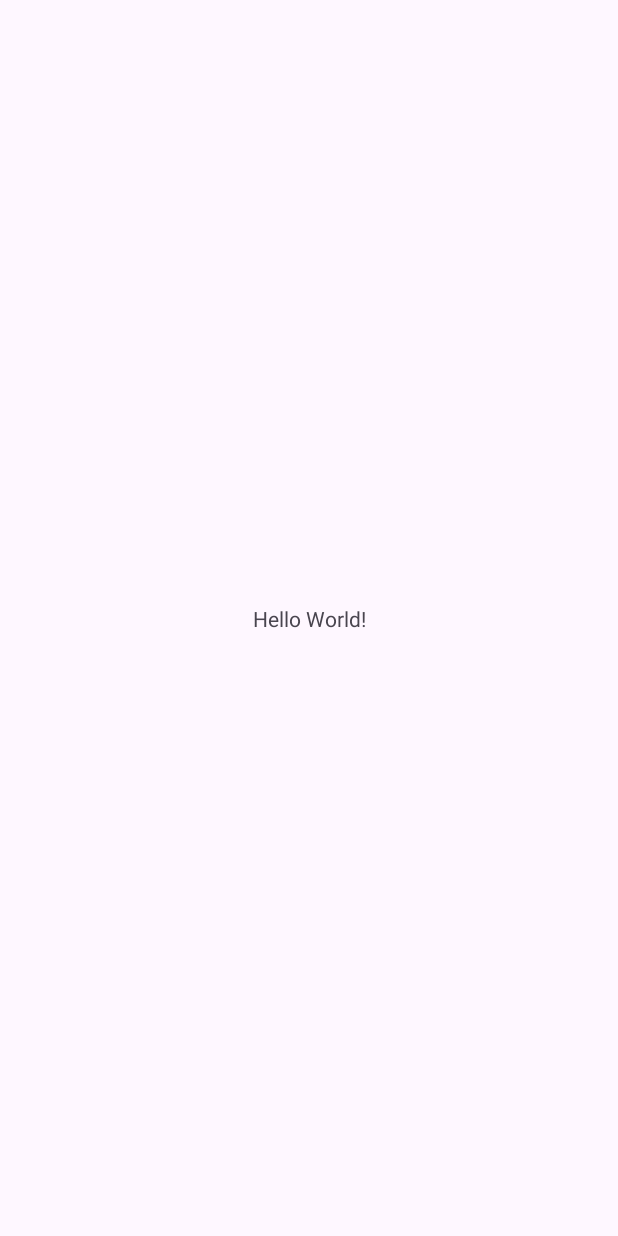
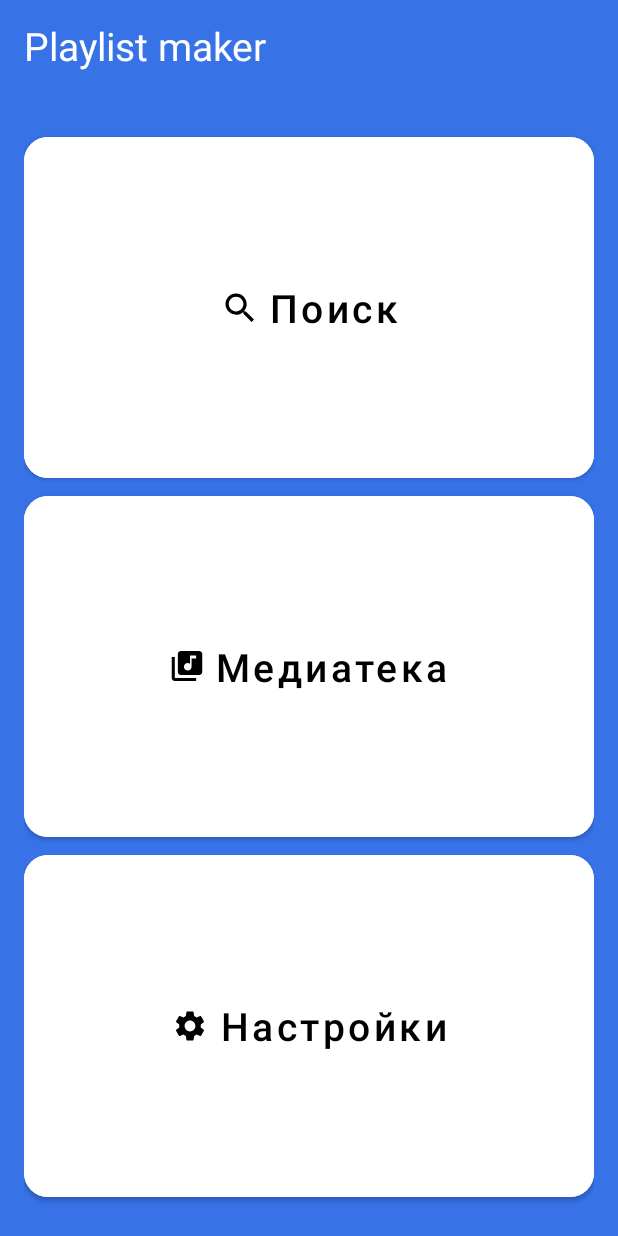
Before and after one commit to madj0ng/Playlist-Maker, an Android app: the screen it shows after launch (MainActivity), on a phone screen of 412 x 824 dp. Before the commit the screen is almost empty. Run offline under Robolectric (Android 15) with nearby library versions, the phone set to English and light mode, and no system bars.

Commit message:
Sprint_8_Homework: First Commit

```diff
--- a/app/src/main/java/com/example/playlistmaker/MainActivity.kt
+++ b/app/src/main/java/com/example/playlistmaker/MainActivity.kt
@@ -1,11 +1,47 @@
 package com.example.playlistmaker
 
+import android.R.attr.name
+import android.content.Intent
+import android.os.Bundle
+import android.view.View
+import android.widget.Button
+import android.widget.Toast
+import androidx.annotation.ContentView
 import androidx.appcompat.app.AppCompatActivity
-import android.os.Bundle
 
-class MainActivity : AppCompatActivity() {
+
+class MainActivity : AppCompatActivity(), View.OnClickListener {
     override fun onCreate(savedInstanceState: Bundle?) {
         super.onCreate(savedInstanceState)
         setContentView(R.layout.activity_main)
+
+        // Кнопка поиск
+        val search = findViewById<Button>(R.id.search)
+        val intent = Intent(this, SearchActivity::class.java)
+        val searchClickListener: View.OnClickListener = object : View.OnClickListener {
+            override fun onClick(v: View?) {
+                startActivity(intent)
+            }
+        }
+        search.setOnClickListener(searchClickListener)
+
+        // Кнопка Медиа
+        val media = findViewById<Button>(R.id.media)
+        media.setOnClickListener({
+            startActivity(Intent(this, MediaActivity::class.java))
+        })
+
+        // Кнопка Настройка
+        val settings = findViewById<Button>(R.id.settings)
+        settings.setOnClickListener(this@MainActivity)
+    }
+
+    override fun onClick(v: View?) {
+        when (v?.id) {
+            R.id.settings -> {
+                val intent = Intent(this, SettingsActivity::class.java)
+                startActivity(intent)
+            }
+        }
     }
 }
--- /dev/null
+++ b/app/src/main/res/drawable/icon_media.xml
@@ -0,0 +1,9 @@
+<vector xmlns:android="http://schemas.android.com/apk/res/android"
+    android:width="21dp"
+    android:height="20dp"
+    android:viewportWidth="21"
+    android:viewportHeight="20">
+  <path
+      android:pathData="M18.5,0H6.5C5.4,0 4.5,0.9 4.5,2V14C4.5,15.1 5.4,16 6.5,16H18.5C19.6,16 20.5,15.1 20.5,14V2C20.5,0.9 19.6,0 18.5,0ZM16.5,5H13.5V10.5C13.5,11.88 12.38,13 11,13C9.62,13 8.5,11.88 8.5,10.5C8.5,9.12 9.62,8 11,8C11.57,8 12.08,8.19 12.5,8.51V3H16.5V5ZM2.5,4H0.5V18C0.5,19.1 1.4,20 2.5,20H16.5V18H2.5V4Z"
+      android:fillColor="#1A1B22"/>
+</vector>
--- /dev/null
+++ b/app/src/main/res/drawable/icon_search.xml
@@ -0,0 +1,9 @@
+<vector xmlns:android="http://schemas.android.com/apk/res/android"
+    android:width="24dp"
+    android:height="24dp"
+    android:viewportWidth="24"
+    android:viewportHeight="24">
+  <path
+      android:pathData="M16.579,14.95H15.721L15.417,14.656C16.481,13.418 17.122,11.81 17.122,10.061C17.122,6.161 13.961,3 10.061,3C6.161,3 3,6.161 3,10.061C3,13.961 6.161,17.122 10.061,17.122C11.81,17.122 13.418,16.481 14.656,15.417L14.95,15.721V16.579L20.381,22L22,20.381L16.579,14.95ZM10.061,14.95C7.356,14.95 5.173,12.766 5.173,10.061C5.173,7.356 7.356,5.173 10.061,5.173C12.766,5.173 14.95,7.356 14.95,10.061C14.95,12.766 12.766,14.95 10.061,14.95Z"
+      android:fillColor="#1A1B22"/>
+</vector>
--- /dev/null
+++ b/app/src/main/res/drawable/icon_settings.xml
@@ -0,0 +1,9 @@
+<vector xmlns:android="http://schemas.android.com/apk/res/android"
+    android:width="24dp"
+    android:height="24dp"
+    android:viewportWidth="24"
+    android:viewportHeight="24">
+  <path
+      android:pathData="M19.14,12.94C19.18,12.64 19.2,12.33 19.2,12C19.2,11.68 19.18,11.36 19.13,11.06L21.16,9.48C21.34,9.34 21.39,9.07 21.28,8.87L19.36,5.55C19.24,5.33 18.99,5.26 18.77,5.33L16.38,6.29C15.88,5.91 15.35,5.59 14.76,5.35L14.4,2.81C14.36,2.57 14.16,2.4 13.92,2.4H10.08C9.84,2.4 9.65,2.57 9.61,2.81L9.25,5.35C8.66,5.59 8.12,5.92 7.63,6.29L5.24,5.33C5.02,5.25 4.77,5.33 4.65,5.55L2.74,8.87C2.62,9.08 2.66,9.34 2.86,9.48L4.89,11.06C4.84,11.36 4.8,11.69 4.8,12C4.8,12.31 4.82,12.64 4.87,12.94L2.84,14.52C2.66,14.66 2.61,14.93 2.72,15.13L4.64,18.45C4.76,18.67 5.01,18.74 5.23,18.67L7.62,17.71C8.12,18.09 8.65,18.41 9.24,18.65L9.6,21.19C9.65,21.43 9.84,21.6 10.08,21.6H13.92C14.16,21.6 14.36,21.43 14.39,21.19L14.75,18.65C15.34,18.41 15.88,18.09 16.37,17.71L18.76,18.67C18.98,18.75 19.23,18.67 19.35,18.45L21.27,15.13C21.39,14.91 21.34,14.66 21.15,14.52L19.14,12.94ZM12,15.6C10.02,15.6 8.4,13.98 8.4,12C8.4,10.02 10.02,8.4 12,8.4C13.98,8.4 15.6,10.02 15.6,12C15.6,13.98 13.98,15.6 12,15.6Z"
+      android:fillColor="#1A1B22"/>
+</vector>
--- a/app/src/main/res/layout/activity_main.xml
+++ b/app/src/main/res/layout/activity_main.xml
@@ -1,18 +1,105 @@
 <?xml version="1.0" encoding="utf-8"?>
-<androidx.constraintlayout.widget.ConstraintLayout xmlns:android="http://schemas.android.com/apk/res/android"
+<LinearLayout xmlns:android="http://schemas.android.com/apk/res/android"
     xmlns:app="http://schemas.android.com/apk/res-auto"
-    xmlns:tools="http://schemas.android.com/tools"
     android:layout_width="match_parent"
     android:layout_height="match_parent"
-    tools:context=".MainActivity">
+    android:background="@color/background_main"
+    android:orientation="vertical">
 
-    <TextView
-        android:layout_width="wrap_content"
+    <LinearLayout
+        android:layout_width="match_parent"
         android:layout_height="wrap_content"
-        android:text="Hello World!"
-        app:layout_constraintBottom_toBottomOf="parent"
-        app:layout_constraintEnd_toEndOf="parent"
-        app:layout_constraintStart_toStartOf="parent"
-        app:layout_constraintTop_toTopOf="parent" />
+        android:padding="@dimen/title_padding">
 
-</androidx.constraintlayout.widget.ConstraintLayout>
+        <LinearLayout
+            android:layout_width="0dp"
+            android:layout_height="match_parent"
+            android:layout_weight="7">
+
+            <ImageView
+                android:layout_width="@dimen/title_image_width"
+                android:layout_height="@dimen/title_image_height"
+                android:layout_gravity="center_vertical"
+                android:layout_margin="@dimen/title_image_margin"
+                android:visibility="gone" />
+
+            <TextView
+                android:layout_width="wrap_content"
+                android:layout_height="wrap_content"
+                android:layout_gravity="center_vertical"
+                android:layout_marginStart="@dimen/title_text_margin_start"
+                android:layout_marginTop="@dimen/title_text_margin_top"
+                android:layout_marginBottom="@dimen/title_text_margin_bottom"
+                android:text="@string/main_title"
+                android:textColor="@color/white"
+                android:textSize="@dimen/title_text_size" />
+        </LinearLayout>
+
+        <Button
+            android:layout_width="0dp"
+            android:layout_height="match_parent"
+            android:layout_weight="1"
+            android:visibility="invisible" />
+    </LinearLayout>
+
+    <LinearLayout
+        android:layout_width="match_parent"
+        android:layout_height="match_parent"
+        android:layout_marginStart="@dimen/body_margin_horizontal"
+        android:layout_marginTop="@dimen/body_margin_vertical"
+        android:layout_marginEnd="@dimen/body_margin_horizontal"
+        android:layout_marginBottom="@dimen/body_margin_vertical"
+        android:orientation="vertical">
+
+        <Button
+            android:id="@+id/search"
+            android:layout_width="match_parent"
+            android:layout_height="0dp"
+            android:layout_weight="1"
+            android:backgroundTint="@color/white"
+            android:text="@string/activity_search"
+            android:textAllCaps="false"
+            android:textColor="@color/black"
+            android:textSize="@dimen/button_text_size"
+            app:cornerRadius="@dimen/button_radius"
+            app:icon="@drawable/icon_search"
+            app:iconGravity="textStart"
+            app:iconPadding="@dimen/icon_padding"
+            app:iconTint="@color/black"
+            android:foreground="?attr/selectableItemBackground"/>
+
+        <Button
+            android:id="@+id/media"
+            android:layout_width="match_parent"
+            android:layout_height="0dp"
+            android:layout_weight="1"
+            android:backgroundTint="@color/white"
+            android:foreground="?attr/selectableItemBackground"
+            android:text="@string/activity_media"
+            android:textAllCaps="false"
+            android:textColor="@color/black"
+            android:textSize="@dimen/button_text_size"
+            app:cornerRadius="@dimen/button_radius"
+            app:icon="@drawable/icon_media"
+            app:iconGravity="textStart"
+            app:iconPadding="@dimen/icon_padding"
+            app:iconTint="@color/black" />
+
+        <Button
+            android:id="@+id/settings"
+            android:layout_width="match_parent"
+            android:layout_height="0dp"
+            android:layout_weight="1"
+            android:backgroundTint="@color/white"
+            android:text="@string/activity_settings"
+            android:textAllCaps="false"
+            android:textColor="@color/black"
+            android:textSize="@dimen/button_text_size"
+            app:cornerRadius="@dimen/button_radius"
+            app:icon="@drawable/icon_settings"
+            app:iconGravity="textStart"
+            app:iconPadding="@dimen/icon_padding"
+            app:iconTint="@color/black"
+            android:foreground="?attr/selectableItemBackground"/>
+    </LinearLayout>
+</LinearLayout>
--- a/app/src/main/res/values/colors.xml
+++ b/app/src/main/res/values/colors.xml
@@ -2,4 +2,6 @@
 <resources>
     <color name="black">#FF000000</color>
     <color name="white">#FFFFFFFF</color>
+    <color name="background_main">#3772E7</color>
+    <color name="background_setting">#FFFFFFFF</color>
 </resources>
--- /dev/null
+++ b/app/src/main/res/values/dimens.xml
@@ -0,0 +1,20 @@
+<?xml version="1.0" encoding="utf-8"?>
+<resources>
+    <dimen name="title_padding">4dp</dimen>
+    <dimen name="title_image_width">22dp</dimen>
+    <dimen name="title_image_height">22dp</dimen>
+    <dimen name="title_image_margin">12dp</dimen>
+    <dimen name="title_text_margin_start">12dp</dimen>
+    <dimen name="title_text_margin_top">10dp</dimen>
+    <dimen name="title_text_margin_bottom">12dp</dimen>
+    <dimen name="title_text_size">26sp</dimen>
+    <dimen name="body_margin_horizontal">16dp</dimen>
+    <dimen name="body_margin_vertical">20dp</dimen>
+    <dimen name="body_padding_vertical">21dp</dimen>
+    <dimen name="body_padding_horizontal">16dp</dimen>
+    <dimen name="settings_text_size">16sp</dimen>
+    <dimen name="button_text_size">26sp</dimen>
+    <dimen name="button_radius">16dp</dimen>
+    <dimen name="icon_padding">8dp</dimen>
+    <dimen name="settings_icon_size">24dp</dimen>
+</resources>
--- a/app/src/main/res/values/strings.xml
+++ b/app/src/main/res/values/strings.xml
@@ -1,3 +1,12 @@
 <resources>
     <string name="app_name">Playlist Maker</string>
+    <string name="main_title">Playlist maker</string>
+    <string name="activity_search">Поиск</string>
+    <string name="activity_media">Медиатека</string>
+    <string name="activity_settings">Настройки</string>
+    <string name="settings_title">Настройки</string>
+    <string name="settings_theme">Темная тема</string>
+    <string name="settings_output">Поделиться приложением</string>
+    <string name="settings_helper">Написать в поддержку</string>
+    <string name="settings_agreement">Пользовательское соглашение</string>
 </resources>
```
Also changed, not shown: app/src/main/AndroidManifest.xml (+12 -1 lines), app/src/main/java/com/example/playlistmaker/MediaActivity.kt (added, +11 -0 lines), app/src/main/java/com/example/playlistmaker/SearchActivity.kt (added, +11 -0 lines), app/src/main/java/com/example/playlistmaker/SettingsActivity.kt (added, +20 -0 lines), app/src/main/res/drawable/icon_agreement.xml (added, +9 -0 lines), app/src/main/res/drawable/icon_back.xml (added, +13 -0 lines), app/src/main/res/drawable/icon_helper.xml (added, +18 -0 lines), app/src/main/res/drawable/icon_output.xml (added, +9 -0 lines), app/src/main/res/layout/activity_media.xml (added, +14 -0 lines), app/src/main/res/layout/activity_search.xml (added, +14 -0 lines), app/src/main/res/layout/activity_settings.xml (added, +146 -0 lines).
